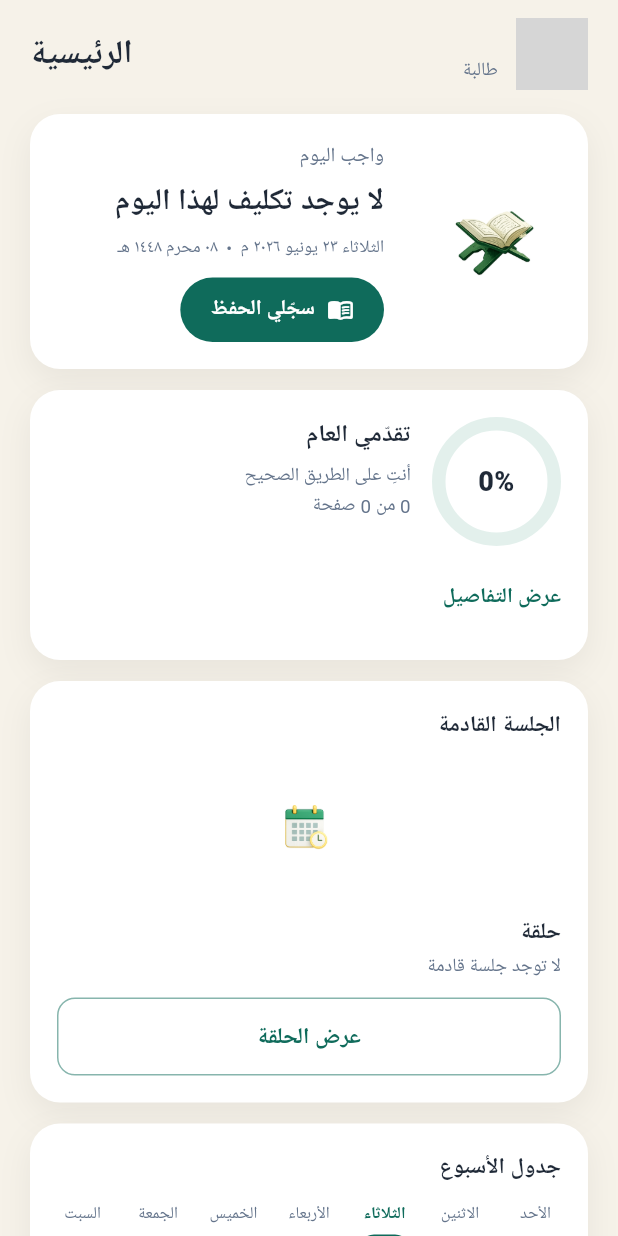
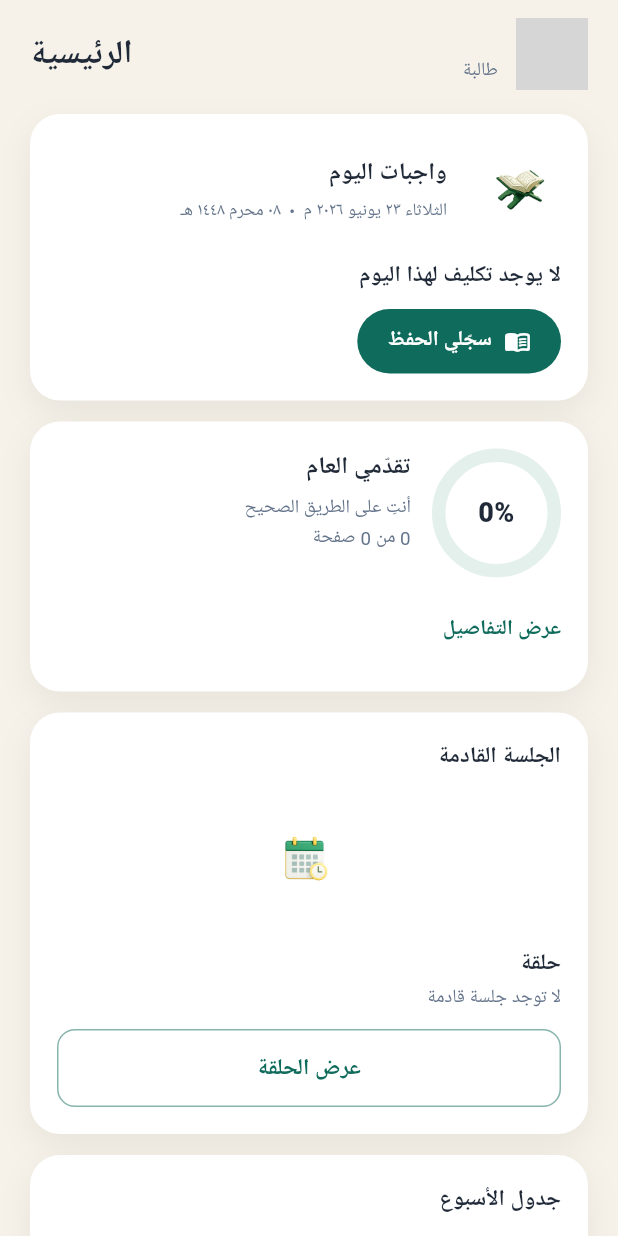
Before and after one commit to HibaChamkhi/Maqraa, a Flutter app: the StudentHomeTab widget shown alone on an empty page, opened directly with empty values, on a phone screen of 412 x 824 dp. Run offline on Flutter 3.47's test engine with Material 3 defaults, Android fonts, the phone set to English and light mode, and no system bars; our stand-ins replace bloc, cloud_firestore, dartz, equatable, firebase_auth, firebase_core and 15 more; missing offline and left inert: dart:html, http_interceptor, mobile_scanner; accounts and stored records are empty; network calls fail; Roboto replaces fonts that are missing (Tajawal); grey boxes are pictures that could not be loaded.

Commit message:
Home: aggregate واجبات اليوم from homework plan across all halaqat (correct source) with optimistic per-حلقة tick; fallback record button when none

```diff
--- a/lib/presentation/home/pages/student_home_page.dart
+++ b/lib/presentation/home/pages/student_home_page.dart
@@ -12,6 +12,7 @@ import '../../../domain/achievement/models/achievement.dart';
 import '../../../domain/achievement/repositories/achievement_repository.dart';
 import '../../../domain/auth/models/app_user.dart';
 import '../../../domain/circle/models/circle.dart';
+import '../../../domain/circle/repositories/circle_repository.dart';
 import '../../../domain/homework/models/weekly_homework.dart';
 import '../../../domain/progress/models/progress_info.dart';
 import '../../../domain/progress/repositories/progress_repository.dart';
@@ -40,9 +41,17 @@ typedef _HomeData = ({
   List<Session> upcoming,
   List<Session> todaySessions,
   Achievement achievement,
-  bool wajibHasToday,
-  bool wajibDone,
+  List<_WajibItem> wajibToday,
 });
+
+/// One حلقة's واجب for today (from the homework plan, the teacher's source).
+class _WajibItem {
+  final String circleId;
+  final String circleName;
+  final DayPlan plan;
+  final bool done;
+  const _WajibItem(this.circleId, this.circleName, this.plan, this.done);
+}
 
 class StudentHomeTab extends StatefulWidget {
   final AppUser user;
@@ -56,8 +65,8 @@ class StudentHomeTab extends StatefulWidget {
 class StudentHomeTabState extends State<StudentHomeTab> {
   late Future<_HomeData> _future;
 
-  /// Optimistic overlay for today's واجب tick (instant, background write).
-  bool? _wajibOverride;
+  /// Optimistic overlay for today's واجب ticks, keyed by circleId.
+  final Map<String, bool> _wajibOverride = {};
 
   HomeworkRepository get _hw =>
       HomeworkRepository(getIt<FirebaseFirestore>(), getIt<FirebaseAuth>());
@@ -111,20 +120,25 @@ class StudentHomeTabState extends State<StudentHomeTab> {
       ach = await getIt<AchievementRepository>().getAchievement();
     } catch (_) {/* achievements optional */}
 
-    // Today's واجب (homework) + my completion — same source the teacher's
-    // تسليم report reads, so a tick here shows up for the teacher.
-    var wajibHasToday = false;
-    var wajibDone = false;
+    // Today's واجبات across ALL her halaqat, from the homework plan (the same
+    // source the teacher writes to / the تسليم report reads).
+    final wajibToday = <_WajibItem>[];
     try {
+      final circles = await getIt<CircleRepository>().getMyCircles();
       final ws = WeeklyHomework.weekStartOf(now);
-      final wk = await _hw.weekStream(id, _ymd(ws), ws).first;
+      final wid = _ymd(ws);
       final code = _todayCode();
-      if (!wk.planOf(code).isEmpty) {
-        wajibHasToday = true;
-        final comp = await _hw.myCompletion(id, _ymd(ws));
-        wajibDone = comp.isDone(code);
+      for (final c in circles) {
+        try {
+          final wk = await _hw.weekStream(c.id, wid, ws).first;
+          final plan = wk.planOf(code);
+          if (!plan.isEmpty) {
+            final comp = await _hw.myCompletion(c.id, wid);
+            wajibToday.add(_WajibItem(c.id, c.name, plan, comp.isDone(code)));
           }
-    } catch (_) {/* homework optional */}
+        } catch (_) {/* skip this circle */}
+      }
+    } catch (_) {/* circles optional */}
 
     return (
       progress: progress,
@@ -134,18 +148,17 @@ class StudentHomeTabState extends State<StudentHomeTab> {
       upcoming: upcoming,
       todaySessions: todaySessions,
       achievement: ach,
-      wajibHasToday: wajibHasToday,
-      wajibDone: wajibDone,
+      wajibToday: wajibToday,
     );
   }
 
-  Future<void> _toggleWajib(_HomeData d) async {
-    final cur = _wajibOverride ?? d.wajibDone;
-    setState(() => _wajibOverride = !cur);
+  Future<void> _toggleWajib(_WajibItem item) async {
+    final cur = _wajibOverride[item.circleId] ?? item.done;
+    setState(() => _wajibOverride[item.circleId] = !cur);
     var ok = true;
     try {
       await _hw.setDayDone(
-        circleId: widget.circle.id,
+        circleId: item.circleId,
         weekId: _ymd(WeeklyHomework.weekStartOf(DateTime.now())),
         dayCode: _todayCode(),
         done: !cur,
@@ -153,7 +166,7 @@ class StudentHomeTabState extends State<StudentHomeTab> {
       );
     } catch (_) {
       ok = false;
-      if (mounted) setState(() => _wajibOverride = cur);
+      if (mounted) setState(() => _wajibOverride[item.circleId] = cur);
     }
     if (!mounted) return;
     ScaffoldMessenger.of(context).showSnackBar(
@@ -176,7 +189,7 @@ class StudentHomeTabState extends State<StudentHomeTab> {
   Widget build(BuildContext context) {
     return RefreshIndicator(
       onRefresh: () async => setState(() {
-        _wajibOverride = null;
+        _wajibOverride.clear();
         _future = _load();
       }),
       child: FutureBuilder<_HomeData>(
@@ -303,64 +316,157 @@ class StudentHomeTabState extends State<StudentHomeTab> {
   // ── واجب اليوم ─────────────────────────────────────────────
 
   Widget _todayCard(_HomeData d) {
-    final parts = _splitRange(d.todayRange);
-    final has = d.todayRange.trim().isNotEmpty;
     final now = DateTime.now();
+    final items = d.wajibToday;
+    final doneCount = items
+        .where((it) => _wajibOverride[it.circleId] ?? it.done)
+        .length;
     return _card(
-      child: Row(
-        crossAxisAlignment: CrossAxisAlignment.center,
+      child: Column(
+        crossAxisAlignment: CrossAxisAlignment.start,
+        children: [
+          Row(
             children: [
               Image.asset('assets/images/quran_icon.png',
-              width: 104, height: 104, fit: BoxFit.contain),
-          const SizedBox(width: 14),
+                  width: 64, height: 64, fit: BoxFit.contain),
+              const SizedBox(width: 12),
               Expanded(
                 child: Column(
                   crossAxisAlignment: CrossAxisAlignment.start,
                   children: [
-                const Text('واجب اليوم',
-                    style:
-                        TextStyle(fontSize: 13.5, color: AppColors.textMuted)),
-                const SizedBox(height: 6),
-                Text(has ? parts.$1 : 'لا يوجد تكليف لهذا اليوم',
-                    style: const TextStyle(
-                        fontSize: 20,
+                    Row(
+                      children: [
+                        const Text('واجبات اليوم',
+                            style: TextStyle(
+                                fontSize: 16,
                                 fontWeight: FontWeight.w800,
                                 color: AppColors.ink)),
-                if (has && parts.$2.isNotEmpty) ...[
-                  const SizedBox(height: 3),
-                  Text('من الآية ${parts.$2}',
+                        const Spacer(),
+                        if (items.isNotEmpty)
+                          Container(
+                            padding: const EdgeInsets.symmetric(
+                                horizontal: 10, vertical: 3),
+                            decoration: BoxDecoration(
+                                color: _green,
+                                borderRadius: BorderRadius.circular(20)),
+                            child: Text('$doneCount / ${items.length} مكتمل',
                                 style: const TextStyle(
-                          fontSize: 13.5, color: AppColors.textMuted)),
+                                    color: Colors.white,
+                                    fontSize: 11,
+                                    fontWeight: FontWeight.w700)),
+                          ),
                       ],
-                const SizedBox(height: 6),
+                    ),
+                    const SizedBox(height: 4),
                     Text(
                       '${DateFormat('EEEE d MMMM yyyy', 'ar').format(now)} م'
                       '${_hijri(now).isEmpty ? '' : '  •  ${_hijri(now)}'}',
-                  style:
-                      const TextStyle(fontSize: 11.5, color: AppColors.textMuted),
+                      style: const TextStyle(
+                          fontSize: 11.5, color: AppColors.textMuted),
                     ),
+                  ],
+                ),
+              ),
+            ],
+          ),
+          const SizedBox(height: 14),
+          if (items.isEmpty) ...[
+            const Text('لا يوجد تكليف لهذا اليوم',
+                style: TextStyle(
+                    fontSize: 15,
+                    fontWeight: FontWeight.w700,
+                    color: AppColors.ink)),
             const SizedBox(height: 12),
-                if (d.wajibHasToday)
-                  Builder(builder: (context) {
-                    final done = _wajibOverride ?? d.wajibDone;
-                    return _pillButton(
-                      label: done ? 'تم التسليم ✓' : 'وضع كمنجز',
-                      icon: done
-                          ? Icons.check_circle
-                          : Icons.radio_button_unchecked,
-                      filled: done,
-                      onTap: () => _toggleWajib(d),
-                    );
-                  })
-                else
             _pillButton(
               label: d.taskDone ? 'تم الحفظ' : 'سجّلي الحفظ',
-                    icon: d.taskDone
-                        ? Icons.check_circle
-                        : Icons.menu_book_rounded,
-                    onTap: () => _open(TodayTaskPage(
-                        circleId: widget.circle.id, user: widget.user)),
+              icon: d.taskDone ? Icons.check_circle : Icons.menu_book_rounded,
+              onTap: () => _open(
+                  TodayTaskPage(circleId: widget.circle.id, user: widget.user)),
             ),
+          ] else
+            for (var i = 0; i < items.length; i++) ...[
+              if (i > 0)
+                const Divider(height: 1, color: AppColors.border),
+              _wajibRow(items[i]),
+            ],
+        ],
+      ),
+    );
+  }
+
+  Widget _wajibRow(_WajibItem item) {
+    final done = _wajibOverride[item.circleId] ?? item.done;
+    return Padding(
+      padding: const EdgeInsets.symmetric(vertical: 10),
+      child: Row(
+        crossAxisAlignment: CrossAxisAlignment.start,
+        children: [
+          InkWell(
+            onTap: () => _toggleWajib(item),
+            borderRadius: BorderRadius.circular(8),
+            child: Container(
+              width: 26,
+              height: 26,
+              decoration: BoxDecoration(
+                color: done ? AppColors.success : Colors.transparent,
+                borderRadius: BorderRadius.circular(8),
+                border: Border.all(
+                    color: done ? AppColors.success : _green, width: 2),
+              ),
+              child: done
+                  ? const Icon(Icons.check, size: 17, color: Colors.white)
+                  : null,
+            ),
+          ),
+          const SizedBox(width: 12),
+          Expanded(
+            child: Column(
+              crossAxisAlignment: CrossAxisAlignment.start,
+              children: [
+                Row(
+                  children: [
+                    Flexible(
+                      child: Text('حلقة ${item.circleName}',
+                          maxLines: 1,
+                          overflow: TextOverflow.ellipsis,
+                          style: const TextStyle(
+                              fontSize: 11,
+                              fontWeight: FontWeight.w700,
+                              color: _green)),
+                    ),
+                    if (item.plan.type.isNotEmpty) ...[
+                      const SizedBox(width: 6),
+                      Container(
+                        padding: const EdgeInsets.symmetric(
+                            horizontal: 8, vertical: 1),
+                        decoration: BoxDecoration(
+                            color: AppColors.sky,
+                            borderRadius: BorderRadius.circular(20)),
+                        child: Text(item.plan.type,
+                            style: const TextStyle(
+                                fontSize: 10,
+                                fontWeight: FontWeight.w700,
+                                color: AppColors.primaryDark)),
+                      ),
+                    ],
+                  ],
+                ),
+                const SizedBox(height: 3),
+                Text(item.plan.wajib.isNotEmpty ? item.plan.wajib : 'واجب اليوم',
+                    style: TextStyle(
+                        fontSize: 14,
+                        fontWeight: FontWeight.w700,
+                        color: AppColors.ink,
+                        decoration: done ? TextDecoration.lineThrough : null,
+                        decorationColor: AppColors.textMuted)),
+                if (item.plan.notes.isNotEmpty) ...[
+                  const SizedBox(height: 2),
+                  Text('ملاحظة: ${item.plan.notes}',
+                      maxLines: 2,
+                      overflow: TextOverflow.ellipsis,
+                      style: const TextStyle(
+                          fontSize: 11, color: AppColors.textMuted)),
+                ],
               ],
             ),
           ),
@@ -827,19 +933,6 @@ String _ymd(DateTime d) =>
 bool _sameDay(DateTime a, DateTime b) =>
     a.year == b.year && a.month == b.month && a.day == b.day;
 
-/// Splits «سورة الملك ١-١٠» into (surah, ayahRange) best-effort.
-(String, String) _splitRange(String raw) {
-  final r = raw.trim();
-  if (r.isEmpty) return ('', '');
-  final m = RegExp(r'([\d٠-٩][\d٠-٩\s\-–—,]*)$').firstMatch(r);
-  if (m != null) {
-    final ayah = m.group(0)!.trim();
-    final surah = r.substring(0, m.start).trim();
-    if (surah.isNotEmpty) return (surah, _arDigits(ayah).replaceAll('-', ' إلى '));
-  }
-  return (r, '');
-}
-
 String _hijri(DateTime now) {
   try {
     HijriCalendar.setLocal('ar');
```
Lines whose indentation alone changed are shown as unchanged.
